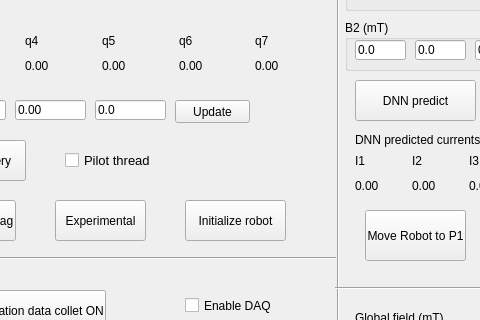
Old version of the form mainwindow.ui in the repository erikfredin/FrankaEmikaGUI; both pictures show x 215 to 695 and y 119 to 439 of the 1048 by 667 pixel window.
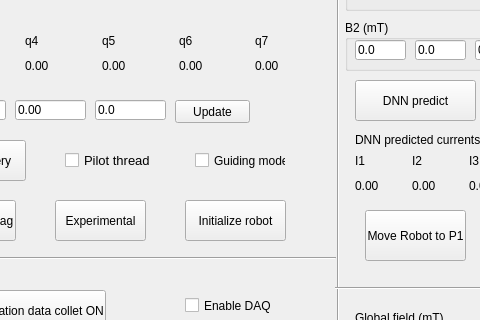
New version of the form.

Diff of the .ui file:
```diff
--- a/mainwindow.ui
+++ b/mainwindow.ui
@@ -1181,6 +1181,19 @@
      <string>Gamepad</string>
     </property>
    </widget>
+   <widget class="QCheckBox" name="checkBox_guidingmode">
+    <property name="geometry">
+     <rect>
+      <x>410</x>
+      <y>250</y>
+      <width>91</width>
+      <height>21</height>
+     </rect>
+    </property>
+    <property name="text">
+     <string>Guiding mode</string>
+    </property>
+   </widget>
   </widget>
   <widget class="QMenuBar" name="menubar">
    <property name="geometry">
```
